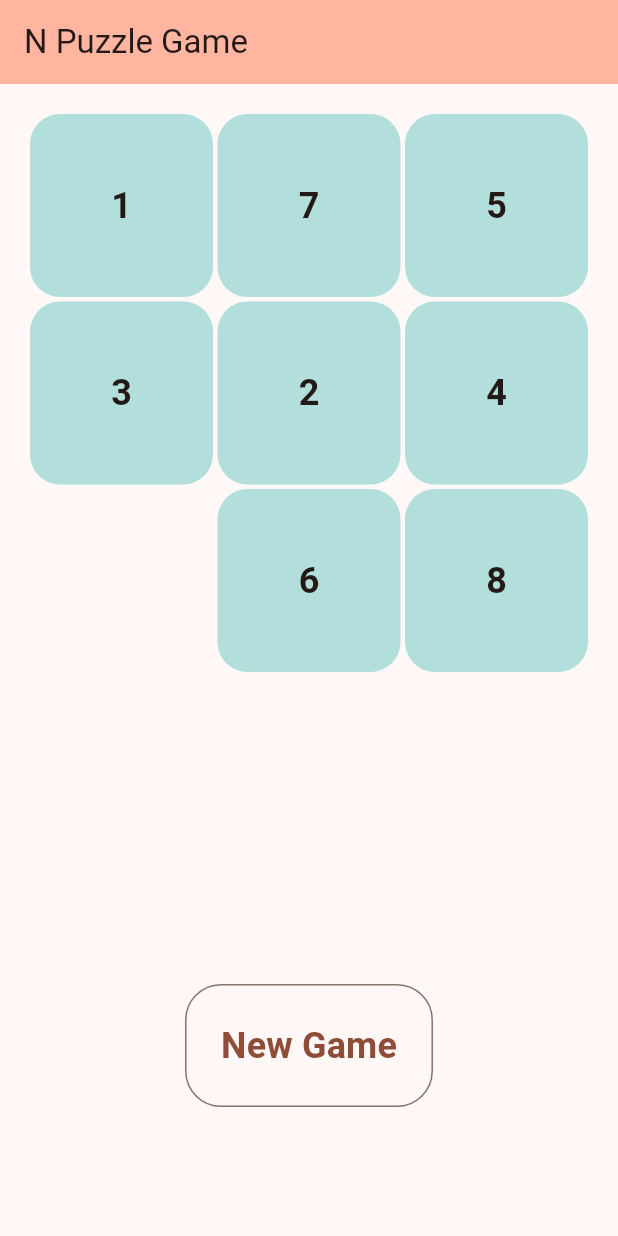
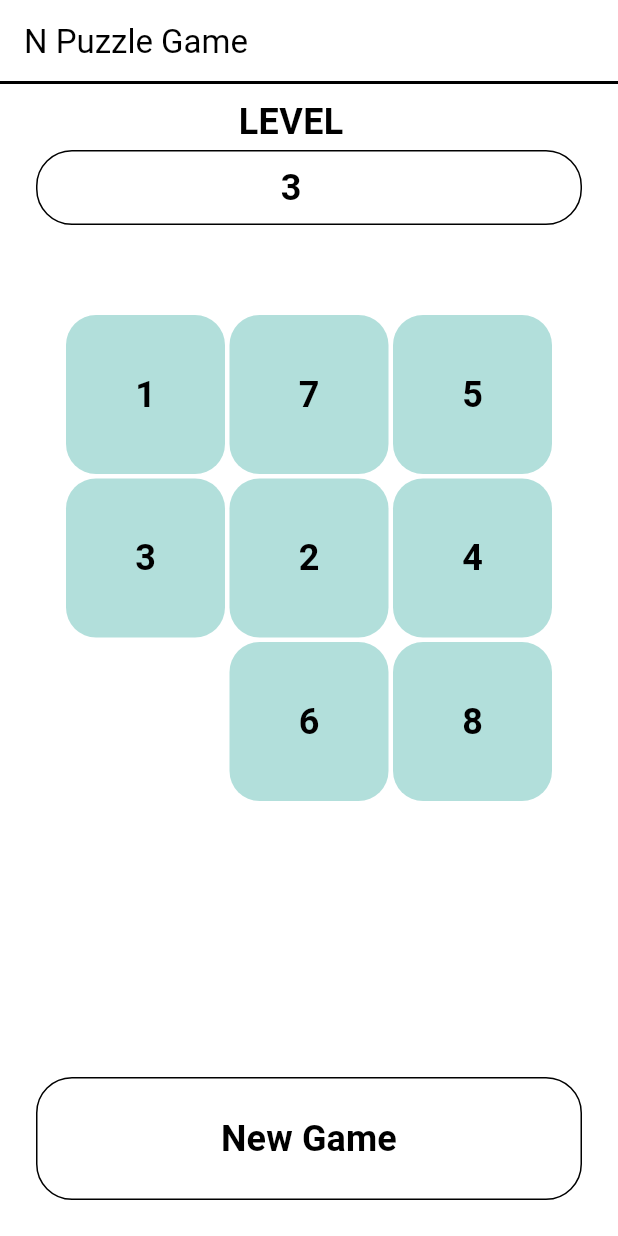
Before and after one commit to kstmasa/flutter-npuzzle, a Flutter app: the screen it shows after launch, on a phone screen of 412 x 824 dp. Run offline on Flutter 3.47's test engine with Material 3 defaults, Android fonts, the phone set to English and light mode, and no system bars.

Commit message:
Add light theme and dark theme

```diff
--- a/lib/main.dart
+++ b/lib/main.dart
@@ -14,9 +14,20 @@
     return MaterialApp(
       title: 'N Puzzle Game',
       theme: ThemeData(
-        colorScheme: ColorScheme.fromSeed(seedColor: Colors.deepOrange),
-        useMaterial3: true,
-      ),
+          colorScheme: ColorScheme.light(
+              inversePrimary: Colors.black,
+              secondary: Colors.teal[100]!,
+              surface: Colors.white,
+              primary: Colors.black),
+          useMaterial3: true),
+      darkTheme: ThemeData(
+          colorScheme: ColorScheme.dark(
+              inversePrimary: Colors.white,
+              secondary: Colors.teal[700]!,
+              surface: Colors.black,
+              primary: Colors.white),
+          useMaterial3: true),
+      themeMode: ThemeMode.system,
       home: const MyHomePage(title: 'N Puzzle Game'),
       debugShowCheckedModeBanner: false,
     );
@@ -33,8 +44,9 @@
 }
 
 class _MyHomePageState extends State<MyHomePage> {
-  final int level = 3;
+  int level = 3;
   final MyLibrary library = MyLibrary();
+  List<int> dropdownList = [3, 4, 5, 6];
 
   List<int> ordinaryList = [];
   List<int> shuffleList = [];
@@ -49,17 +61,77 @@
   Widget build(BuildContext context) {
     return Scaffold(
         appBar: AppBar(
-          backgroundColor: Theme.of(context).colorScheme.inversePrimary,
           title: Text(widget.title),
+          shape: Border(
+              bottom: BorderSide(
+                  color: Theme.of(context).colorScheme.inversePrimary,
+                  width: 2)),
         ),
         body: Container(
             alignment: Alignment.topCenter,
             width: MediaQuery.of(context).size.width,
-            child: Column(
+            child: Container(
+                width: 500,
+                padding: EdgeInsets.only(left: 24, right: 24),
+                child: Stack(
+                  fit: StackFit.expand,
                   children: [
-                SizedBox(
-                  width: 600,
-                  height: 600,
+                    Align(
+                        alignment: Alignment.topCenter,
+                        child: Container(
+                          margin: EdgeInsets.only(top: 8, right: 24),
+                          child: Text("LEVEL",
+                              style: TextStyle(
+                                  color: Theme.of(context)
+                                      .colorScheme
+                                      .inversePrimary,
+                                  fontWeight: FontWeight.bold,
+                                  fontSize: 24)),
+                        )),
+                    Align(
+                        alignment: Alignment.topCenter,
+                        child: Container(
+                          decoration: BoxDecoration(
+                              borderRadius: BorderRadius.circular(24.0),
+                              border: Border.all(
+                                color: Theme.of(context)
+                                    .colorScheme
+                                    .inversePrimary,
+                              )),
+                          margin: EdgeInsets.only(top: 44),
+                          child: DropdownButton<String>(
+                            borderRadius: BorderRadius.circular(24.0),
+                            value: level.toString(),
+                            icon: const Icon(null),
+                            isExpanded: true,
+                            // elevation: 16,
+                            style: TextStyle(
+                                color: Theme.of(context)
+                                    .colorScheme
+                                    .inversePrimary,
+                                fontWeight: FontWeight.bold,
+                                fontSize: 24),
+                            underline: Container(height: 0),
+                            onChanged: (String? value) {
+                              setState(() {
+                                level = int.parse(value!);
+                                startNewGame();
+                              });
+                            },
+                            items: dropdownList
+                                .map<DropdownMenuItem<String>>((int value) {
+                              return DropdownMenuItem<String>(
+                                  alignment: AlignmentDirectional.center,
+                                  value: value.toString(),
+                                  child: Text(value.toString()));
+                            }).toList(),
+                          ),
+                        )),
+                    Align(
+                        alignment: Alignment.center,
+                        child: SizedBox(
+                          // width: 500,
+                          height: 500,
                           child: GridView.count(
                             primary: false,
                             padding: const EdgeInsets.all(20),
@@ -73,8 +145,11 @@
                                     ))
                                 .toList(),
                           ),
-                ),
-                SizedBox(
+                        )),
+                    Align(
+                        alignment: Alignment.bottomCenter,
+                        child: Container(
+                            padding: EdgeInsets.only(bottom: 24),
                             width: 600,
                             child: OverflowBar(
                               alignment: MainAxisAlignment.spaceEvenly,
@@ -89,22 +164,20 @@
                                   onPressed: () {
                                     startNewGame();
                                   },
+                                  child: SizedBox(
+                                      width: MediaQuery.of(context).size.width,
                                       child: const Text(
                                         'New Game',
+                                        textAlign: TextAlign.center,
                                         style: TextStyle(
-                                fontWeight: FontWeight.bold, fontSize: 24),
+                                            fontWeight: FontWeight.bold,
+                                            fontSize: 24),
+                                      )),
                                 ),
-                        ),
-                        // OutlinedButton(
-                        //   onPressed: () {
-                        //     Navigator.of(context).pop();
-                        //   },
-                        //   child: Text('Back to Github!'),
-                        // ),
                               ],
-                    ))
+                            )))
                   ],
-            )));
+                ))));
   }
 
   Container getBox(int num, bool isFinal) {
@@ -114,7 +187,9 @@
       padding: const EdgeInsets.all(8),
       decoration: BoxDecoration(
         borderRadius: const BorderRadius.all(Radius.circular(20)),
-        color: isFinal ? Colors.transparent : Colors.teal[100],
+        color: isFinal
+            ? Colors.transparent
+            : Theme.of(context).colorScheme.secondary,
       ),
       alignment: Alignment.center,
       child: Text(
@@ -185,24 +260,51 @@
       barrierDismissible: false, // user must tap button!
       builder: (BuildContext context) {
         return AlertDialog(
-          title: const Text('Well Done!'),
+          actionsAlignment: MainAxisAlignment.spaceAround,
+          titlePadding: EdgeInsets.all(0),
+          title: Container(
+              // alignment: Alignment.topLeft,
+              // padding: EdgeInsets.all(24),
+              child: Column(
+            children: [
+              Container(
+                  alignment: Alignment.center,
+                  padding: EdgeInsets.fromLTRB(24, 12, 24, 6),
+                  child: Text(
+                    'Well Done!',
+                    style: TextStyle(fontSize: 24, fontWeight: FontWeight.bold),
+                  )),
+              Divider()
+            ],
+          )),
           content: const SingleChildScrollView(
             child: ListBody(
               children: <Widget>[
-                Text('Would you like to play this N puzzle again?'),
+                Text(
+                  'Would you like to play this N puzzle again?',
+                  style: TextStyle(
+                    fontSize: 18,
+                  ),
+                )
               ],
             ),
           ),
           actions: <Widget>[
             TextButton(
-              child: const Text('Play again'),
+              child: const Text(
+                'Play again',
+                style: TextStyle(fontSize: 18, fontWeight: FontWeight.bold),
+              ),
               onPressed: () {
                 startNewGame();
                 Navigator.of(context).pop();
               },
             ),
             TextButton(
-              child: const Text('Stop'),
+              child: const Text(
+                'Stop',
+                style: TextStyle(fontSize: 18, fontWeight: FontWeight.bold),
+              ),
               onPressed: () {
                 Navigator.of(context).pop();
               },
```
Lines whose indentation alone changed are shown as unchanged.
